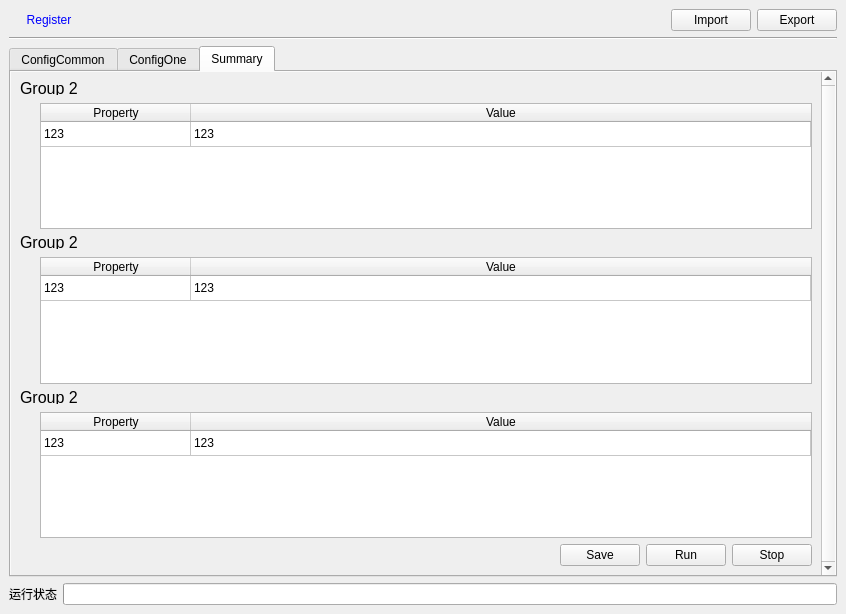
Polly2014/AutoConfiguration, file AutoConfigGUI/IndexWindow.ui: the form before one commit.
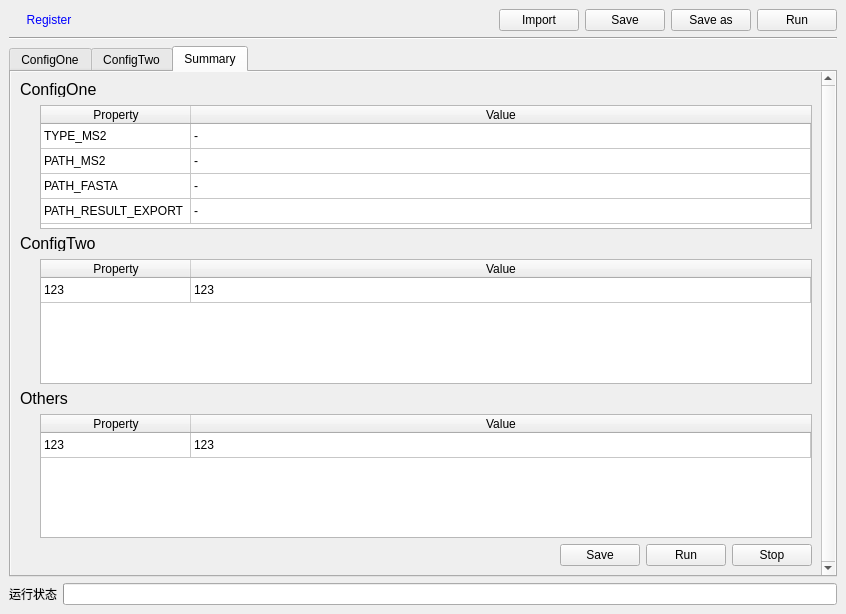
The form after the commit. The open tabs and pages were chosen to show the change. Icons and pictures are not drawn.

Commit message: Ordered Config Modify

Diff of the .ui file:
```diff
--- a/AutoConfigGUI/IndexWindow.ui
+++ b/AutoConfigGUI/IndexWindow.ui
@@ -83,7 +83,21 @@
       <item>
        <widget class="QPushButton" name="btn_export">
         <property name="text">
-         <string>Export</string>
+         <string>Save</string>
+        </property>
+       </widget>
+      </item>
+      <item>
+       <widget class="QPushButton" name="btn_save_as">
+        <property name="text">
+         <string>Save as</string>
+        </property>
+       </widget>
+      </item>
+      <item>
+       <widget class="QPushButton" name="btn_run">
+        <property name="text">
+         <string>Run</string>
         </property>
        </widget>
       </item>
@@ -137,7 +151,7 @@
       <property name="tabBarAutoHide">
        <bool>false</bool>
       </property>
-      <widget class="QWidget" name="tab_common">
+      <widget class="QWidget" name="tab_config_1">
        <property name="sizePolicy">
         <sizepolicy hsizetype="Expanding" vsizetype="Expanding">
          <horstretch>0</horstretch>
@@ -145,7 +159,7 @@
         </sizepolicy>
        </property>
        <attribute name="title">
-        <string>ConfigCommon</string>
+        <string>ConfigOne</string>
        </attribute>
        <layout class="QVBoxLayout" name="verticalLayout_4">
         <property name="leftMargin">
@@ -387,7 +401,7 @@
         </item>
        </layout>
       </widget>
-      <widget class="QWidget" name="tab_config_1">
+      <widget class="QWidget" name="tab_config_2">
        <property name="sizePolicy">
         <sizepolicy hsizetype="Expanding" vsizetype="Preferred">
          <horstretch>0</horstretch>
@@ -395,7 +409,7 @@
         </sizepolicy>
        </property>
        <attribute name="title">
-        <string>ConfigOne</string>
+        <string>ConfigTwo</string>
        </attribute>
        <layout class="QVBoxLayout" name="verticalLayout_3">
         <property name="leftMargin">
@@ -1605,7 +1619,7 @@
                 <property name="minimumSize">
                  <size>
                   <width>0</width>
-                  <height>16</height>
+                  <height>18</height>
                  </size>
                 </property>
                 <property name="font">
@@ -1621,7 +1635,7 @@
                  <string notr="true">QPushButton{text-align:left; border:none;margin-bottom:2px;}</string>
                 </property>
                 <property name="text">
-                 <string>Group 2</string>
+                 <string>ConfigOne</string>
                 </property>
                 <property name="icon">
                  <iconset resource="Resource/qrcs/icons.qrc">
@@ -1647,6 +1661,24 @@
                 <property name="styleSheet">
                  <string notr="true">QTableWidget{margin-left:20px;}</string>
                 </property>
+                <property name="frameShape">
+                 <enum>QFrame::StyledPanel</enum>
+                </property>
+                <property name="frameShadow">
+                 <enum>QFrame::Sunken</enum>
+                </property>
+                <property name="midLineWidth">
+                 <number>0</number>
+                </property>
+                <property name="verticalScrollBarPolicy">
+                 <enum>Qt::ScrollBarAsNeeded</enum>
+                </property>
+                <property name="autoScroll">
+                 <bool>true</bool>
+                </property>
+                <property name="autoScrollMargin">
+                 <number>16</number>
+                </property>
                 <property name="alternatingRowColors">
                  <bool>false</bool>
                 </property>
@@ -1686,17 +1718,26 @@
                 <attribute name="verticalHeaderDefaultSectionSize">
                  <number>25</number>
                 </attribute>
-                <attribute name="verticalHeaderHighlightSections">
-                 <bool>true</bool>
-                </attribute>
-                <attribute name="verticalHeaderShowSortIndicator" stdset="0">
-                 <bool>false</bool>
-                </attribute>
                 <row>
                  <property name="text">
                   <string>1</string>
                  </property>
                 </row>
+                <row>
+                 <property name="text">
+                  <string>2</string>
+                 </property>
+                </row>
+                <row>
+                 <property name="text">
+                  <string>3</string>
+                 </property>
+                </row>
+                <row>
+                 <property name="text">
+                  <string>4</string>
+                 </property>
+                </row>
                 <column>
                  <property name="text">
                   <string>Property</string>
@@ -1709,12 +1750,42 @@
                 </column>
                 <item row="0" column="0">
                  <property name="text">
-                  <string>123</string>
+                  <string>TYPE_MS2</string>
                  </property>
                 </item>
                 <item row="0" column="1">
                  <property name="text">
-                  <string>123</string>
+                  <string>-</string>
+                 </property>
+                </item>
+                <item row="1" column="0">
+                 <property name="text">
+                  <string>PATH_MS2</string>
+                 </property>
+                </item>
+                <item row="1" column="1">
+                 <property name="text">
+                  <string>-</string>
+                 </property>
+                </item>
+                <item row="2" column="0">
+                 <property name="text">
+                  <string>PATH_FASTA</string>
+                 </property>
+                </item>
+                <item row="2" column="1">
+                 <property name="text">
+                  <string>-</string>
+                 </property>
+                </item>
+                <item row="3" column="0">
+                 <property name="text">
+                  <string>PATH_RESULT_EXPORT</string>
+                 </property>
+                </item>
+                <item row="3" column="1">
+                 <property name="text">
+                  <string>-</string>
                  </property>
                 </item>
                </widget>
@@ -1730,7 +1801,7 @@
                 <property name="minimumSize">
                  <size>
                   <width>0</width>
-                  <height>16</height>
+                  <height>18</height>
                  </size>
                 </property>
                 <property name="font">
@@ -1746,7 +1817,7 @@
                  <string notr="true">QPushButton{text-align:left; border:none;margin-bottom:2px;}</string>
                 </property>
                 <property name="text">
-                 <string>Group 2</string>
+                 <string>ConfigTwo</string>
                 </property>
                 <property name="icon">
                  <iconset resource="Resource/qrcs/icons.qrc">
@@ -1849,7 +1920,7 @@
                 <property name="minimumSize">
                  <size>
                   <width>0</width>
-                  <height>16</height>
+                  <height>18</height>
                  </size>
                 </property>
                 <property name="font">
@@ -1865,7 +1936,7 @@
                  <string notr="true">QPushButton{text-align:left; border:none;margin-bottom:2px;}</string>
                 </property>
                 <property name="text">
-                 <string>Group 2</string>
+                 <string>Others</string>
                 </property>
                 <property name="icon">
                  <iconset resource="Resource/qrcs/icons.qrc">
```
Left out of the diff: 164 changed lines with no effect on the pictures. The commit also changes 6 other files.
